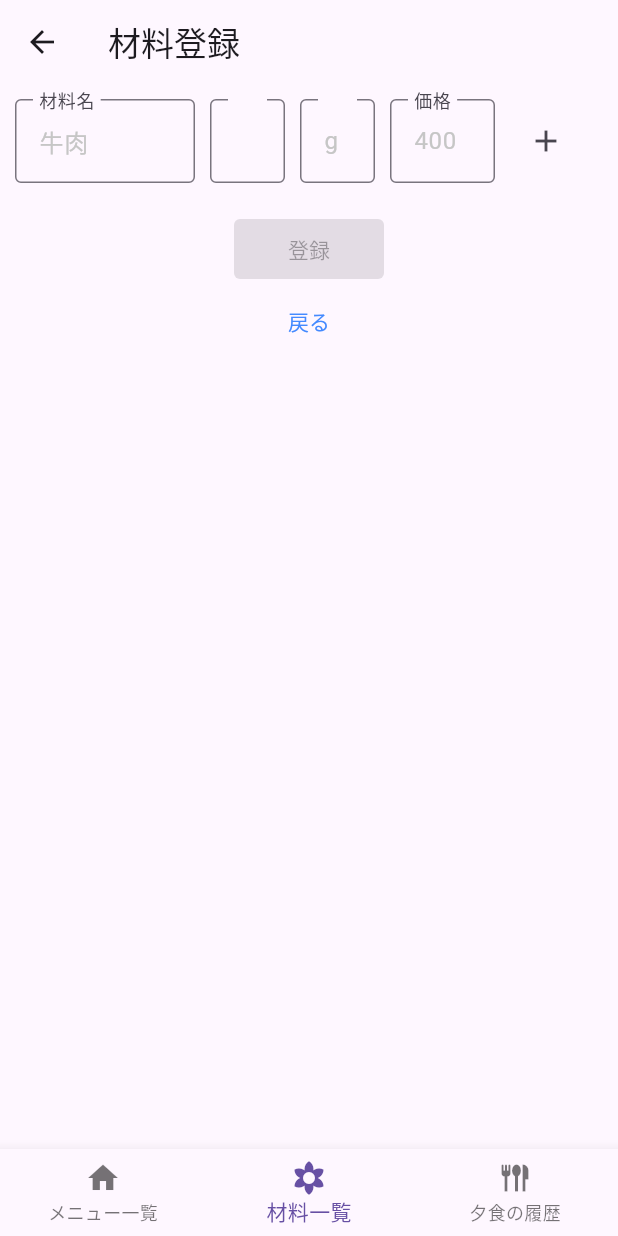
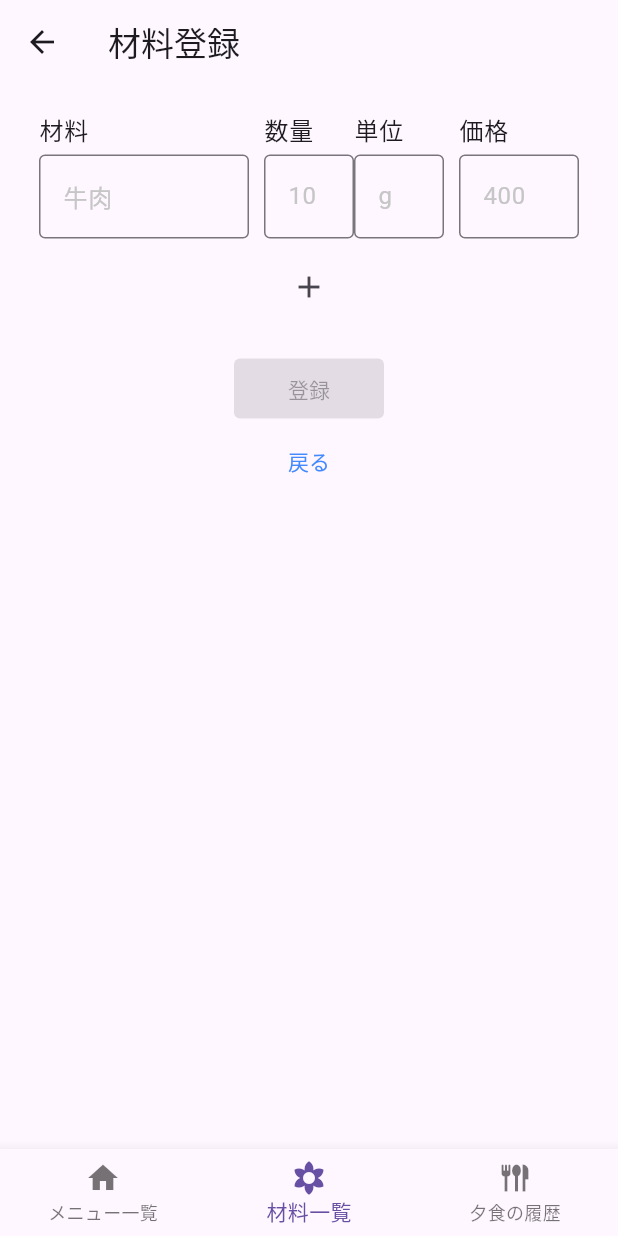
Before and after one commit to maki1125/menu, a Flutter app: the screen it shows after launch, item 2 of the bottom bar chosen, after a tap on the "add" icon, on a phone screen of 412 x 824 dp. Run offline on Flutter 3.47's test engine with Material 3 defaults, Android fonts, the phone set to English and light mode, and no system bars; our stand-ins replace cloud_firestore, firebase_auth, firebase_core, firebase_storage, flutter_datetime_picker_plus, flutter_riverpod and 5 more; accounts and stored records are empty; project files that could hold a hidden picture were left out.

Commit message:
o_09 材料登録ui変更

```diff
--- a/menu/lib/view/material_create_screen.dart
+++ b/menu/lib/view/material_create_screen.dart
@@ -17,175 +17,168 @@ class MaterialCreateScreen extends ConsumerStatefulWidget {
 }
 
 class _MaterialCreateScreenstate extends ConsumerState<MaterialCreateScreen> {
-  final materialController = TextEditingController();
-  final quantityController = TextEditingController();
-  final unitController = TextEditingController();
-  final priceController = TextEditingController();
-
-  final List<Map<String, dynamic>> _materialMap = []; // 材料リスト
+  var counter = 0; // テキストフィールドの数
+  Map<int, TextEditingController> materialController = {};
+  Map<int, TextEditingController> quantityController = {};
+  Map<int, TextEditingController> unitController = {};
+  Map<int, TextEditingController> priceController = {};
+  final List<Map<String, dynamic>> _materialMap = []; // 登録用のマップ
 
   @override
   void dispose() {
-    materialController.dispose();
-    quantityController.dispose();
-    unitController.dispose();
-    priceController.dispose();
-    super.dispose();
+    for (var i = 0; i < materialController.length; i++) {
+      materialController[i]?.dispose();
+      quantityController[i]?.dispose();
+      unitController[i]?.dispose();
+      priceController[i]?.dispose();
     }
 
-  @override
-  void initState() {
-    super.initState();
-
-    // ウィジェットツリーがビルドされた後に状態を変更する
-    WidgetsBinding.instance.addPostFrameCallback((_) {
-      // 状態変更をここで行う
-      //ref.read(pageProvider.notifier).state = initOtherPage;
-    });
+    super.dispose();
   }
 
   @override
   Widget build(BuildContext context) {
     // 材料データ取得
     final materialMap = ref.watch(materialProvider);
-    final selectButton = ref.watch(selectButtonProvider); // ボタンの状態取得
-
-    materialController.text = materialMap.name ?? '';
-    quantityController.text = materialMap.quantity.toString();
-    unitController.text = materialMap.unit ?? '';
-    priceController.text = materialMap.price.toString();
-
-    if (selectButton == 'Resist') {
-      // 登録ボタンが押された場合、フォームをクリア
-      clearform();
-    }
+    final selectButton =
+        ref.watch(selectButtonProvider.notifier).state; // ボタンの状態取得
 
     return
-    /*
-    Scaffold(
-      appBar: AppBar(
-        title: const Text(
-          '材料登録',
-        ),
-        centerTitle: true,
-        elevation: 10.0,
-        backgroundColor: Colors.white,
-      ),
-      body: Material(
-        child:
-        */
+        // Scaffold(
+        //   appBar: AppBar(
+        //     title: const Text(
+        //       '材料登録',
+        //     ),
+        //     centerTitle: true,
+        //     elevation: 10.0,
+        //     backgroundColor: Colors.white,
+        //   ),
+        // body: Material(
+        //   child:
         SafeArea(
       // スマホのノッチ部分に対応
       top: true,
       child: Center(
         child: Column(children: [
           const SizedBox(height: 10),
-              _materialMap.isEmpty
-                  ? const SizedBox.shrink() // リストが空の場合は何も表示しない
-                  : ListView.builder(
+          //Expanded(
+          Flexible(
+            child: ListView.builder(
               shrinkWrap: true, // 高さ自動調整
-                      physics: const NeverScrollableScrollPhysics(), // スクロール禁止
-                      itemCount: _materialMap.length, // リストの数
+              //physics: const NeverScrollableScrollPhysics(), // スクロール禁止
+              itemCount: counter + 1,
               itemBuilder: (context, index) {
-                        final material = _materialMap[index]; // 材料データ
+                while (_materialMap.length <= index) {
+                  // マップの長さがインデックスより小さい場合エラー回避のため空のマップを作成
+                  _materialMap.add({
+                    'material': '',
+                    'quantity': '',
+                    'unit': '',
+                    'price': '',
+                  });
+                }
 
+                if (selectButton != 'edit') {
+                  // edit テキストフィールドの初期値
+                  materialController[index] ??= TextEditingController(
+                    text: _materialMap[index]['material'],
+                  );
+                  quantityController[index] ??= TextEditingController(
+                    text: _materialMap[index]['quantity'],
+                  );
+                  unitController[index] ??= TextEditingController(
+                    text: _materialMap[index]['unit'],
+                  );
+                  priceController[index] ??= TextEditingController(
+                    text: _materialMap[index]['price'],
+                  );
+                } else {
+                  // 編集ボタンが押された場合、フォームに値をセット
+                  materialController[0] =
+                      TextEditingController(text: materialMap.name);
+                  quantityController[0] = TextEditingController(
+                      text: materialMap.quantity.toString());
+                  unitController[0] =
+                      TextEditingController(text: materialMap.unit);
+                  priceController[0] =
+                      TextEditingController(text: materialMap.price.toString());
+                }
                 return ListTile(
-                          title: Card(
-                            elevation: 0, // 影の設定
-                            margin: const EdgeInsets.all(0), // 余白
-                            color: Colors.transparent, // 背景透明
-                            child: ListTile(
-                              contentPadding: const EdgeInsets.symmetric(
-                                  //  内部余白
-                                  horizontal: 10.0),
-                              // リストの中身
-                              title: Row(
-                                mainAxisAlignment: MainAxisAlignment
-                                    .spaceBetween, // アイテムを左右に配置
+                  title: Row(children: <Widget>[
+                    const SizedBox(width: 10),
+                    Column(
+                        crossAxisAlignment: CrossAxisAlignment.start, // 左寄せ
                         children: <Widget>[
-                                  SizedBox(
-                                    width: 100,
-                                    child: Text(
-                                      material['material'],
-                                      overflow: TextOverflow
-                                          .ellipsis, // テキストがはみ出た場合の処理
-                                      maxLines: 1, // 最大行数
+                          const Align(
+                              alignment: Alignment.centerLeft, // 左寄せ
+                              child: Text('材料')),
+                          const SizedBox(height: 5),
+                          _buildTextField(
+                              name: 'material',
+                              hintText: '牛肉',
+                              controller: materialController[index] ??
+                                  TextEditingController(), // エラー防止のため空のコントローラーをセット
+                              keyboardType: TextInputType.text,
+                              width: 140,
+                              index: index),
+                        ]),
+                    const SizedBox(width: 10),
+                    Column(
+                        crossAxisAlignment: CrossAxisAlignment.start,
+                        children: <Widget>[
+                          const Align(
+                              alignment: Alignment.centerLeft,
+                              child: Text('数量')),
+                          const SizedBox(height: 5),
+                          _buildTextField(
+                            name: 'quantity',
+                            hintText: '10',
+                            controller: quantityController[index] ??
+                                TextEditingController(),
+                            keyboardType: TextInputType.number,
+                            width: 60,
+                            index: index,
                           ),
+                        ]),
+                    Column(
+                        crossAxisAlignment: CrossAxisAlignment.start,
+                        children: <Widget>[
+                          const Align(
+                              alignment: Alignment.centerLeft,
+                              child: Text('単位')),
+                          const SizedBox(height: 5),
+                          _buildTextField(
+                            name: 'unit',
+                            hintText: 'g',
+                            controller: unitController[index] ??
+                                TextEditingController(),
+                            keyboardType: TextInputType.text,
+                            width: 60,
+                            index: index,
                           ),
-                                  SizedBox(
-                                    width: 50,
-                                    child: Text(
-                                      material['quantity'],
-                                      overflow: TextOverflow
-                                          .ellipsis, // テキストがはみ出た場合の処理
-                                      maxLines: 1,
+                        ]),
+                    const SizedBox(width: 10),
+                    Column(
+                        crossAxisAlignment: CrossAxisAlignment.start,
+                        children: <Widget>[
+                          const Align(
+                              alignment: Alignment.centerLeft,
+                              child: Text('価格')),
+                          const SizedBox(height: 5),
+                          _buildTextField(
+                            name: 'price',
+                            hintText: '400',
+                            controller: priceController[index] ??
+                                TextEditingController(),
+                            keyboardType: TextInputType.number,
+                            width: 80,
+                            index: index,
                           ),
-                                  ),
-                                  SizedBox(
-                                    width: 50,
-                                    child: Text(
-                                      material['unit'],
-                                      overflow: TextOverflow
-                                          .ellipsis, // テキストがはみ出た場合の処理
-                                      maxLines: 1,
-                                    ),
-                                  ),
-                                  SizedBox(
-                                    width: 70,
-                                    child: Text(
-                                      '${material['price']}円',
-                                      overflow: TextOverflow
-                                          .ellipsis, // テキストがはみ出た場合の処理
-                                      maxLines: 1,
-                                    ),
-                                  ),
-                                  IconButton(
-                                    icon: const Icon(Icons.delete),
-                                    onPressed: () {
-                                      setState(() {
-                                        _materialMap.removeAt(index); // リストから削除
-                                      });
-                                    },
-                                  ),
-                                ],
-                              ),
-                            ),
-                          ),
+                        ]),
+                  ]),
                 );
               },
             ),
-              Row(children: <Widget>[
-                const SizedBox(width: 10),
-                _buildTextField(
-                  labelText: '材料名',
-                  hintText: '牛肉',
-                  controller: materialController,
-                  keyboardType: TextInputType.text,
-                  width: 120,
-                ),
-                const SizedBox(width: 10),
-                _buildTextField(
-                  labelText: '数量',
-                  hintText: '10',
-                  controller: quantityController,
-                  keyboardType: TextInputType.number,
-                  width: 50,
-                ),
-                const SizedBox(width: 10),
-                _buildTextField(
-                  labelText: '単位',
-                  hintText: 'g',
-                  controller: unitController,
-                  keyboardType: TextInputType.text,
-                  width: 50,
-                ),
-                const SizedBox(width: 10),
-                _buildTextField(
-                  labelText: '価格',
-                  hintText: '400',
-                  controller: priceController,
-                  keyboardType: TextInputType.number,
-                  width: 70,
           ),
           const SizedBox(width: 10),
           selectButton != 'Resist'
@@ -193,34 +186,30 @@ class _MaterialCreateScreenstate extends ConsumerState<MaterialCreateScreen> {
               : IconButton(
                   icon: const Icon(Icons.add),
                   onPressed: () {
-                          materialController.text.isEmpty
-                              ? _showErrorDialog('材料名を入力してください')
-                              : quantityController.text.isEmpty
-                                  ? _showErrorDialog('数量を入力してください')
-                                  : unitController.text.isEmpty
-                                      ? _showErrorDialog('単位を入力してください')
-                                      : priceController.text.isEmpty
-                                          ? _showErrorDialog('価格を入力してください')
-                                          : setState(() {
-                                              _materialMap.add({
-                                                'material':
-                                                    materialController.text,
-                                                'quantity':
-                                                    quantityController.text,
-                                                'unit': unitController.text,
-                                                'price': priceController.text,
-                                              });
-                                            });
+                    setState(
+                      () {
+                        counter++;
+                        // テキストフィールドの数を増やす
+                        materialController[counter] = TextEditingController();
+                        quantityController[counter] = TextEditingController();
+                        unitController[counter] = TextEditingController();
+                        priceController[counter] = TextEditingController();
+                      },
+                    );
                   },
                 ),
-              ]),
-
           const SizedBox(height: 20),
           SizedBox(
             width: 100,
             //child: selectButton == 'Resist'
-                child:
-                    _actionButton(ref, selectButton, materialMap), // 登録、更新ボタン
+            child: _actionButton(
+                ref,
+                selectButton,
+                materialMap,
+                materialController,
+                quantityController,
+                unitController,
+                priceController), // 登録、更新ボタン
             //material.id == null ? _resisterButton() : _updateButton(ref),
           ),
           // 戻るボタン
@@ -233,12 +222,13 @@ class _MaterialCreateScreenstate extends ConsumerState<MaterialCreateScreen> {
               Navigator.pop(context);
             },
             child: const Text('戻る'),
-              ),
+          )
         ]),
       ),
       //),
       //),
     );
+    // ),
   }
 
   // エラーダイアログの表示
@@ -264,20 +254,27 @@ class _MaterialCreateScreenstate extends ConsumerState<MaterialCreateScreen> {
 
   // テキストフィールドの作成
   Widget _buildTextField({
-    required String labelText,
+    dynamic name = '',
     final String hintText = '',
     required TextEditingController controller,
     TextInputType keyboardType = TextInputType.text,
     final double width = 130,
+    required int index,
   }) {
     return SizedBox(
       width: width,
       child: TextField(
+        onChanged: (text) {
+          // テキストフィールドの値が変更された場合
+          if (index < _materialMap.length) {
+            _materialMap[index][name] = text; // マップに値をセット
+          }
+        },
         controller: controller, // コントローラー
         keyboardType: keyboardType, // キーボードタイプ
         decoration: InputDecoration(
           // テキストフィールドの装飾
-          labelText: labelText,
+          // labelText: labelText,
           hintText: hintText,
           //floatingLabelAlignment: FloatingLabelAlignment.center,
           floatingLabelBehavior: FloatingLabelBehavior.always, // ラベルの位置
@@ -290,11 +287,21 @@ class _MaterialCreateScreenstate extends ConsumerState<MaterialCreateScreen> {
   }
 
   // 登録、更新ボタン
-  Widget _actionButton(WidgetRef ref, selectButton, material) {
+  Widget _actionButton(WidgetRef ref, selectButton, material,
+      materialController, quantityController, unitController, priceController) {
     final isUpdate = selectButton != 'Resist';
 
     // 登録できる段階かを判定
     final isButtonDisabled = !isUpdate && _materialMap.isEmpty;
+
+    // 登録用のマップに値をセット
+    for (var i = 0; i < materialController.length - 1; i++) {
+      _materialMap[i]['material'] = materialController[i]?.text;
+      _materialMap[i]['quantity'] = quantityController[i]?.text;
+      _materialMap[i]['unit'] = unitController[i]?.text;
+      _materialMap[i]['price'] = priceController[i]?.text;
+    }
+    print(_materialMap);
 
     return FilledButton(
       onPressed: isButtonDisabled
@@ -304,10 +311,10 @@ class _MaterialCreateScreenstate extends ConsumerState<MaterialCreateScreen> {
                 if (isUpdate) {
                   final materials = MaterialModel(
                     id: material.id, // ID
-                    name: materialController.text, // 材料名
-                    quantity: int.tryParse(quantityController.text), // 数量
-                    unit: unitController.text, // 単位
-                    price: int.tryParse(priceController.text), // 価格
+                    name: materialController[0]?.text, // 材料名
+                    quantity: int.tryParse(quantityController[0]!.text), // 数量
+                    unit: unitController[0]?.text, // 単位
+                    price: int.tryParse(priceController[0]!.text), // 価格
                     //createAt: DateTime.now(),
                   );
                   await MaterialRepository(currentUser!) // データ更新
@@ -321,6 +328,7 @@ class _MaterialCreateScreenstate extends ConsumerState<MaterialCreateScreen> {
                   ); //ダイアログ表示
                 } else {
                   // 追加
+
                   final materials = _materialMap.map((e) {
                     return MaterialModel(
                       name: e['material'], // 材料名
@@ -330,11 +338,25 @@ class _MaterialCreateScreenstate extends ConsumerState<MaterialCreateScreen> {
                       //createAt: DateTime.now(),
                     );
                   }).toList();
+
                   if (currentUser == null) {
                     // ユーザー情報が取得できない場合
                     _showErrorDialog('ユーザー情報が取得できませんでした。');
                   }
+
+                  // 入力チェック
+                  if (!validateInputs()) {
+                    return;
+                  }
+
                   for (var i = 0; i < materials.length; i++) {
+                    // 材料データが空の場合は登録しない
+                    if (materials[i].name == null ||
+                        materials[i].quantity == null ||
+                        materials[i].unit == null ||
+                        materials[i].price == null) {
+                      continue;
+                    }
                     await MaterialRepository(currentUser!) // データ登録
                         .addMaterial(materials[i]);
                   }
@@ -373,9 +395,40 @@ class _MaterialCreateScreenstate extends ConsumerState<MaterialCreateScreen> {
 
   // フォームのクリア
   void clearform() {
-    materialController.clear();
-    quantityController.clear();
-    unitController.clear();
-    priceController.clear();
+    for (var controller in materialController.values) {
+      controller.clear();
+    }
+    for (var controller in quantityController.values) {
+      controller.clear();
+    }
+    for (var controller in unitController.values) {
+      controller.clear();
+    }
+    for (var controller in priceController.values) {
+      controller.clear();
     }
   }
+
+  bool validateInputs() {
+    for (var i = 0; i < _materialMap.length; i++) {
+      if (_materialMap[i]['material'] == null ||
+          _materialMap[i]['material'].isEmpty) {
+        _showErrorDialog('材料名を入力してください');
+        return false;
+      }
+      if (int.tryParse(_materialMap[i]['quantity'] ?? '') == null) {
+        _showErrorDialog('数量を正しく入力してください');
+        return false;
+      }
+      if (_materialMap[i]['unit'] == null || _materialMap[i]['unit'].isEmpty) {
+        _showErrorDialog('単位を入力してください');
+        return false;
+      }
+      if (int.tryParse(_materialMap[i]['price'] ?? '') == null) {
+        _showErrorDialog('価格を正しく入力してください');
+        return false;
+      }
+    }
+    return true;
+  }
+}
--- a/menu/lib/view/material_list_screen.dart
+++ b/menu/lib/view/material_list_screen.dart
@@ -32,7 +32,6 @@ class _MaterialListScreenState extends ConsumerState<MaterialListScreen> {
 
   @override
   Widget build(BuildContext context) {
-    print("material_list");
     final materialList = ref.watch(materialListProvider); // 材料データ取得
     final filteredMaterials =
         ref.watch(filteredMaterialsProvider); // フィルタリングされた材料データ
@@ -162,8 +161,8 @@ class _MaterialListScreenState extends ConsumerState<MaterialListScreen> {
               ref.read(bottomBarProvider.notifier).state = 1; //ボトムバーの選択
               ref.read(pageProvider.notifier).state = 4; //表示ページ
               Navigator.push(
-                  context,
-                  MaterialPageRoute(builder: (context) => MainPage()),
+                context,
+                MaterialPageRoute(builder: (context) => MainPage()),
               );
             },
             child: const Icon(Icons.add), // 追加アイコン
--- a/menu/lib/view_model/material_list_view_model.dart
+++ b/menu/lib/view_model/material_list_view_model.dart
@@ -27,7 +27,7 @@ final filteredMaterialsProvider = Provider<List<MaterialModel>>((ref) {
     //final isMatch = material.name!.contains(text); // 材料名に指定された文字列が含まれているか
     // 材料名が完全一致するか
     final isMatch = material.name! == text;
-    print('isMatch: $isMatch');
+
     return isMatch;
   }).toList();
 
```
Lines whose indentation alone changed are shown as unchanged.
